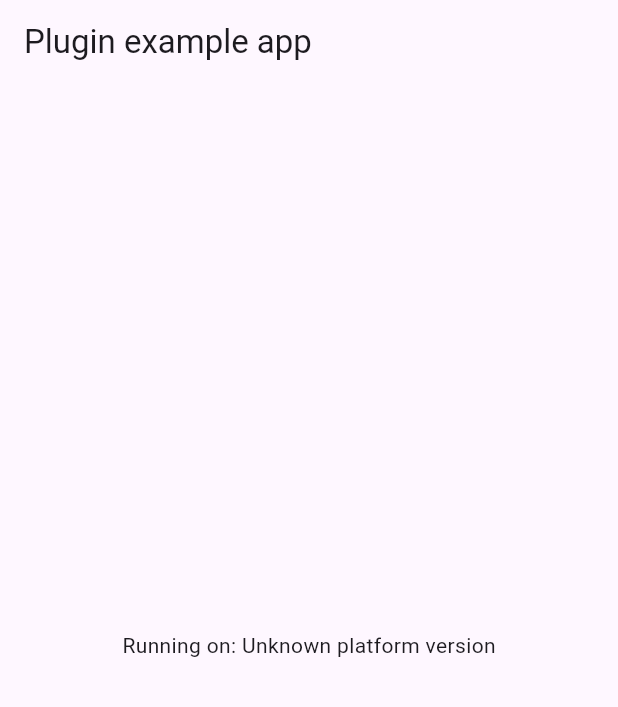
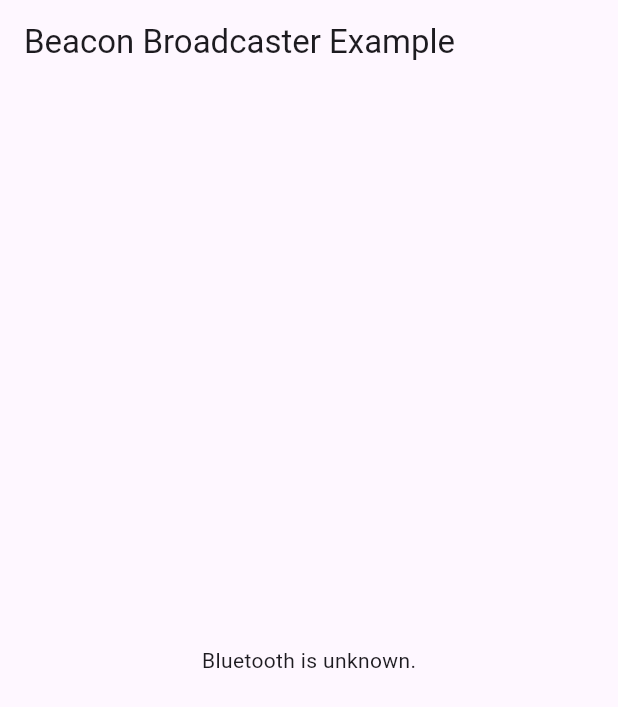
Before and after one commit to lz00qs/beacon_broadcaster, a Flutter app: the screen it shows after launch, on a phone screen of 412 x 824 dp. Shown: the top 707 px of the screen. Run offline on Flutter 3.47's test engine with Material 3 defaults, Android fonts, the phone set to English and light mode, and no system bars; our stand-ins replace fluttertoast, get, permission_handler, plugin_platform_interface; missing offline and left inert: app_settings.

Commit message:
feat(android): add bluetooth permissions handling

```diff
--- /dev/null
+++ b/example/lib/bluetooth_unknown_page.dart
@@ -0,0 +1,12 @@
+import 'package:flutter/material.dart';
+
+class BluetoothUnknownPage extends StatelessWidget {
+  const BluetoothUnknownPage({super.key});
+
+  @override
+  Widget build(BuildContext context) {
+    return const Center(
+      child: Text('Bluetooth is unknown.'),
+    );
+  }
+}
--- a/example/lib/main.dart
+++ b/example/lib/main.dart
@@ -1,75 +1,66 @@
-import 'package:flutter/foundation.dart';
+import 'package:beacon_broadcaster_example/bluetooth_disabled_page.dart';
+import 'package:beacon_broadcaster_example/bluetooth_unknown_page.dart';
 import 'package:flutter/material.dart';
-import 'dart:async';
 
-import 'package:flutter/services.dart';
 import 'package:beacon_broadcaster/beacon_broadcaster.dart';
+import 'package:get/get.dart';
+
+import 'bluetooth_unauthorized_page.dart';
+import 'bluetooth_unsupported_page.dart';
 
 void main() {
   runApp(const MyApp());
 }
 
-class MyApp extends StatefulWidget {
+class MyApp extends StatelessWidget {
   const MyApp({super.key});
 
   @override
-  State<MyApp> createState() => _MyAppState();
+  Widget build(BuildContext context) {
+    return GetMaterialApp(
+      title: 'Beacon Broadcaster Example',
+      theme: ThemeData(
+        primarySwatch: Colors.blue,
+      ),
+      home: const MyHomePage(title: 'Beacon Broadcaster Example'),
+    );
+  }
 }
 
-class _MyAppState extends State<MyApp> {
-  String _platformVersion = 'Unknown';
-  final _beaconBroadcasterPlugin = BeaconBroadcaster();
+class MyHomePage extends StatelessWidget {
+  const MyHomePage({super.key, required this.title});
 
-  @override
-  void initState() {
-    super.initState();
-    initPlatformState();
-  }
-
-  // Platform messages are asynchronous, so we initialize in an async method.
-  Future<void> initPlatformState() async {
-    String platformVersion;
-    // Platform messages may fail, so we use a try/catch PlatformException.
-    // We also handle the message potentially returning null.
-    try {
-      platformVersion =
-          await _beaconBroadcasterPlugin.getPlatformVersion() ?? 'Unknown platform version';
-    } on PlatformException {
-      platformVersion = 'Failed to get platform version.';
-    }
-
-    try {
-      _beaconBroadcasterPlugin.bluetoothState.listen((state) {
-        if (kDebugMode) {
-          print('Bluetooth state: $state');
-        }
-      });
-    } on PlatformException {
-      if (kDebugMode) {
-        print('Failed to listen to bluetooth state.');
-      }
-    }
-    // If the widget was removed from the tree while the asynchronous platform
-    // message was in flight, we want to discard the reply rather than calling
-    // setState to update our non-existent appearance.
-    if (!mounted) return;
-
-    setState(() {
-      _platformVersion = platformVersion;
-    });
-  }
+  final String title;
 
   @override
   Widget build(BuildContext context) {
-    return MaterialApp(
-      home: Scaffold(
-        appBar: AppBar(
-          title: const Text('Plugin example app'),
-        ),
-        body: Center(
-          child: Text('Running on: $_platformVersion\n'),
-        ),
+    final beaconBroadcaster = Get.put(BeaconBroadcaster());
+    final bluetoothState = BluetoothState.unknown.obs;
+    bluetoothState.bindStream(beaconBroadcaster.bluetoothState);
+    return Scaffold(
+      appBar: AppBar(
+        title: Text(title),
       ),
+      body: Center(child: Obx(
+        () {
+          switch (bluetoothState.value) {
+            case BluetoothState.unknown:
+              return const BluetoothUnknownPage();
+            case BluetoothState.unsupported:
+              return const BluetoothUnsupportedPage();
+            case BluetoothState.unauthorized:
+              return const BluetoothUnauthorizedPage();
+            case BluetoothState.off:
+              return const BluetoothDisabledPage();
+            case BluetoothState.ready:
+              return const Center(
+                child: Text('Bluetooth is ready'),
+              );
+            default:
+              return const BluetoothUnknownPage();
+          }
+        },
+      )),
     );
   }
 }
--- a/example/pubspec.yaml
+++ b/example/pubspec.yaml
@@ -28,6 +28,10 @@ dependencies:
   # The following adds the Cupertino Icons font to your application.
   # Use with the CupertinoIcons class for iOS style icons.
   cupertino_icons: ^1.0.8
+  get:
+  permission_handler: ^11.3.1
+  app_settings: ^5.1.1
+  fluttertoast: ^8.2.8
 
 dev_dependencies:
   integration_test:
--- a/lib/beacon_broadcaster.dart
+++ b/lib/beacon_broadcaster.dart
@@ -6,13 +6,16 @@ enum BluetoothState {
   unauthorized,
   ready,
   beaconing,
-  on,
   off,
 }
 
 class BeaconBroadcaster {
   Future<String?> getPlatformVersion() {
     return BeaconBroadcasterPlatform.instance.getPlatformVersion();
+  }
+
+  Future<void> checkBluetoothState() {
+    return BeaconBroadcasterPlatform.instance.checkBluetoothState();
   }
 
   Stream<BluetoothState> get bluetoothState {
--- a/lib/beacon_broadcaster_channels.dart
+++ b/lib/beacon_broadcaster_channels.dart
@@ -26,6 +26,11 @@ class ChannelsBeaconBroadcaster extends BeaconBroadcasterPlatform {
   }
 
   @override
+  Future<void> checkBluetoothState() {
+    return methodChannel.invokeMethod<void>('checkBluetoothState');
+  }
+
+  @override
   Stream<BluetoothState> get bluetoothState {
     return bluetoothStateChannel.receiveBroadcastStream().map((event) {
       try {
--- a/lib/beacon_broadcaster_platform_interface.dart
+++ b/lib/beacon_broadcaster_platform_interface.dart
@@ -35,4 +35,8 @@ abstract class BeaconBroadcasterPlatform extends PlatformInterface {
   Future<String?> getPlatformVersion() {
     throw UnimplementedError('platformVersion() has not been implemented.');
   }
+
+  Future<void> checkBluetoothState() {
+    throw UnimplementedError('checkBluetoothState() has not been implemented.');
+  }
 }
```
Also changed, not shown: example/lib/bluetooth_disabled_page.dart (added, +12 -0 lines), example/lib/bluetooth_unauthorized_page.dart (added, +90 -0 lines), example/lib/bluetooth_unsupported_page.dart (added, +12 -0 lines), 2 other files.
